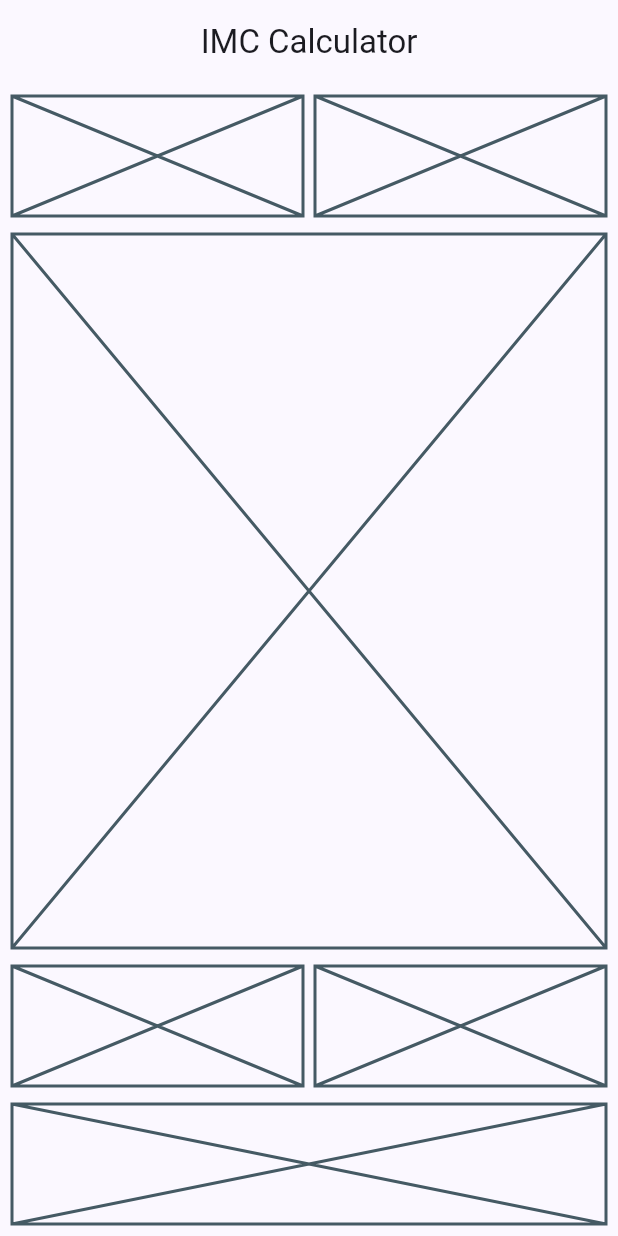
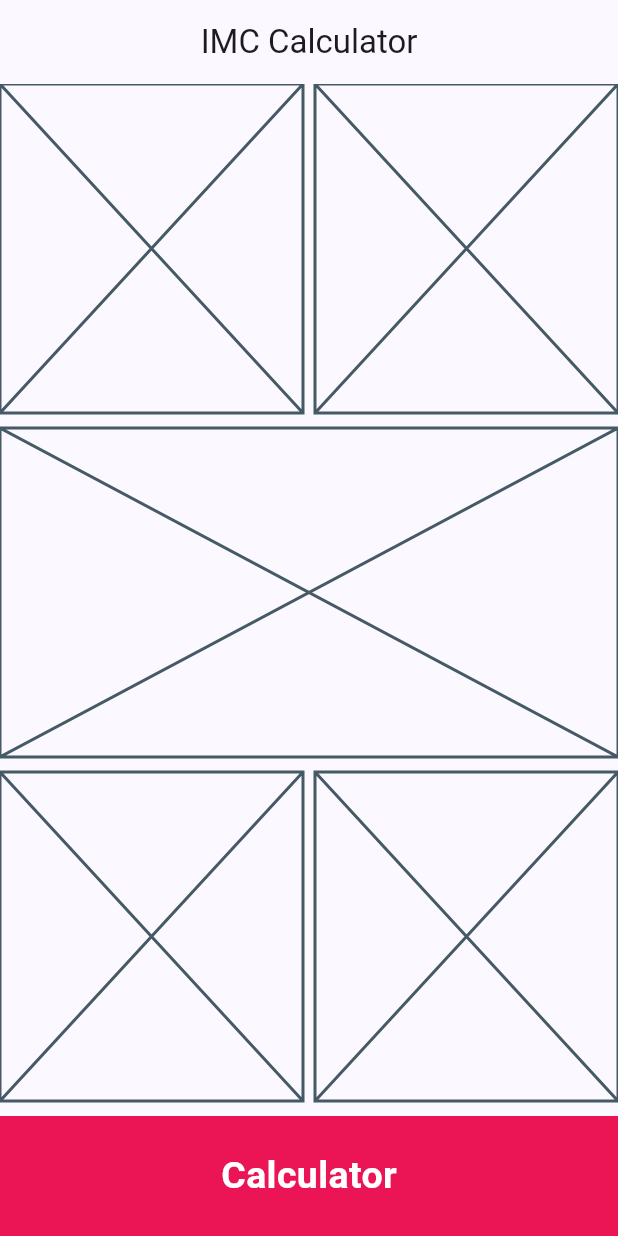
Before and after one commit to simeonaz/flutter_im_calculator, a Flutter app: the screen it shows after launch, on a phone screen of 412 x 824 dp. Run offline on Flutter 3.47's test engine with Material 3 defaults, Android fonts, the phone set to English and light mode, and no system bars.

Commit message:
more changes

```diff
--- a/lib/constants.dart
+++ b/lib/constants.dart
@@ -1,29 +1,23 @@
 import 'package:flutter/material.dart';
+
+const kPrimaryColor = Color(0xFF0A0E21);
 
 const kBottomContainerHeight = 80.0;
 const kActiveCardColour = Color(0xFF1D1E33);
 const kInactiveCardColour = Color(0xFF111328);
 const kBottomContainerColour = Color(0xFFEB1555);
 
-const kLabelTextStyle = TextStyle(
-  fontSize: 18.0,
-  color: Color(0xFF8D8E98),
-);
+const kLabelTextStyle = TextStyle(fontSize: 18.0, color: Color(0xFF8D8E98));
 
-const kNumberTextStyle = TextStyle(
-  fontSize: 50.0,
-  fontWeight: FontWeight.w900,
-);
+const kNumberTextStyle = TextStyle(fontSize: 50.0, fontWeight: FontWeight.w900);
 
 const kLargeButtonTextStyle = TextStyle(
   fontSize: 25.0,
   fontWeight: FontWeight.bold,
+  color: Colors.white,
 );
 
-const kTitleTextStyle = TextStyle(
-  fontSize: 50.0,
-  fontWeight: FontWeight.bold,
-);
+const kTitleTextStyle = TextStyle(fontSize: 50.0, fontWeight: FontWeight.bold);
 
 const kResultTextStyle = TextStyle(
   color: Color(0xFF24D876),
@@ -31,11 +25,6 @@ const kResultTextStyle = TextStyle(
   fontWeight: FontWeight.bold,
 );
 
-const kBMITextStyle = TextStyle(
-  fontSize: 100.0,
-  fontWeight: FontWeight.bold,
-);
+const kBMITextStyle = TextStyle(fontSize: 100.0, fontWeight: FontWeight.bold);
 
-const kBodyTextStyle = TextStyle(
-  fontSize: 22.0,
-);
+const kBodyTextStyle = TextStyle(fontSize: 22.0);
--- a/lib/main.dart
+++ b/lib/main.dart
@@ -1,4 +1,5 @@
 import 'package:flutter/material.dart';
+import 'package:im_calculator/pages/input_page.dart';
 import 'constants.dart';
 
 void main() {
@@ -11,6 +12,7 @@ class MyApp extends StatelessWidget {
   // This widget is the root of your application.
   @override
   Widget build(BuildContext context) {
+    // C'est dans le material app qu'on définit le style global de l'app
     return MaterialApp(
       title: 'IMC Caluculator',
       theme: ThemeData(
@@ -18,56 +20,7 @@ class MyApp extends StatelessWidget {
         colorScheme: .fromSeed(seedColor: kActiveCardColour),
       ),
       debugShowCheckedModeBanner: false,
-      home: MyHomePage(),
+      home: InputPage(),
     );
   }
 }
-
-class MyHomePage extends StatelessWidget {
-  const MyHomePage({super.key});
-
-  @override
-  Widget build(BuildContext context) {
-    return Scaffold(
-      appBar: AppBar(title: Center(child: Text('IMC Calculator'))),
-      body: Padding(
-        padding: const EdgeInsets.all(8.0),
-        child: Column(
-          mainAxisAlignment: MainAxisAlignment.spaceEvenly,
-          children: [
-            Expanded(
-              child: Column(
-                children: [
-                  Row(
-                    children: const [
-                      Expanded(child: Placeholder(fallbackHeight: 80.0)),
-                      SizedBox(width: 8.0),
-                      // Expanded prend tout l'espace disponible
-                      Expanded(child: Placeholder(fallbackHeight: 80.0)),
-                    ],
-                  ),
-
-                  const SizedBox(height: 12.0),
-                  // const Placeholder(fallbackHeight: 250),
-                  Expanded(child: Placeholder()),
-                  const SizedBox(height: 12.0),
-
-                  Row(
-                    children: const [
-                      Expanded(child: Placeholder(fallbackHeight: 80.0)),
-                      SizedBox(width: 8),
-                      Expanded(child: Placeholder(fallbackHeight: 80.0)),
-                    ],
-                  ),
-                ],
-              ),
-            ),
-            const SizedBox(height: 12.0),
-            Placeholder(fallbackHeight: kBottomContainerHeight),
-            // Row(children: [Placeholder(fallbackHeight: 80)]),
-          ],
-        ),
-      ),
-    );
-  }
-}
--- /dev/null
+++ b/lib/pages/input_page.dart
@@ -0,0 +1,51 @@
+import 'package:flutter/material.dart';
+// import 'package:im_calculator/constants.dart';
+import 'package:im_calculator/widgets/bottom_button.dart';
+
+class InputPage extends StatelessWidget {
+  const InputPage({super.key});
+
+  @override
+  Widget build(BuildContext context) {
+    return Scaffold(
+      appBar: AppBar(title: Center(child: Text('IMC Calculator'))),
+      body: Column(
+        mainAxisAlignment: MainAxisAlignment.spaceEvenly,
+        children: [
+          Expanded(
+            child: Column(
+              children: [
+                // Expanded prend tout l'espace disponible
+                Expanded(
+                  child: Row(
+                    children: const [
+                      Expanded(child: Placeholder()),
+                      SizedBox(width: 8.0),
+                      Expanded(child: Placeholder()),
+                    ],
+                  ),
+                ),
+
+                const SizedBox(height: 10.0),
+                Expanded(child: Placeholder()),
+                const SizedBox(height: 10.0),
+
+                Expanded(
+                  child: Row(
+                    children: const [
+                      Expanded(child: Placeholder()),
+                      SizedBox(width: 8),
+                      Expanded(child: Placeholder()),
+                    ],
+                  ),
+                ),
+              ],
+            ),
+          ),
+          const SizedBox(height: 10.0),
+          BottomButton(onTap: () => {}, buttonTitle: 'Calculator'),
+        ],
+      ),
+    );
+  }
+}
--- /dev/null
+++ b/lib/widgets/bottom_button.dart
@@ -0,0 +1,25 @@
+import 'package:flutter/material.dart';
+import 'package:im_calculator/constants.dart';
+
+class BottomButton extends StatelessWidget {
+  final Function()? onTap;
+  final String buttonTitle;
+
+  const BottomButton({
+    super.key,
+    required this.onTap,
+    required this.buttonTitle,
+  });
+
+  @override
+  Widget build(BuildContext context) {
+    return GestureDetector(
+      onTap: onTap,
+      child: Container(
+        height: kBottomContainerHeight,
+        color: kBottomContainerColour,
+        child: Center(child: Text(buttonTitle, style: kLargeButtonTextStyle)),
+      ),
+    );
+  }
+}
```
Also changed, not shown: pubspec.yaml (+1 -66 lines).
